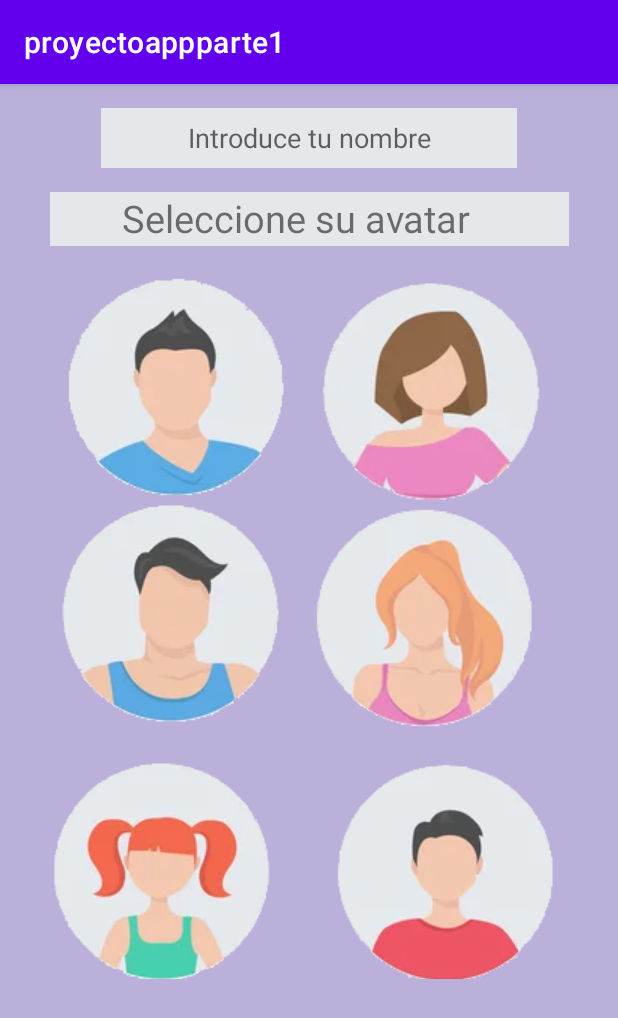
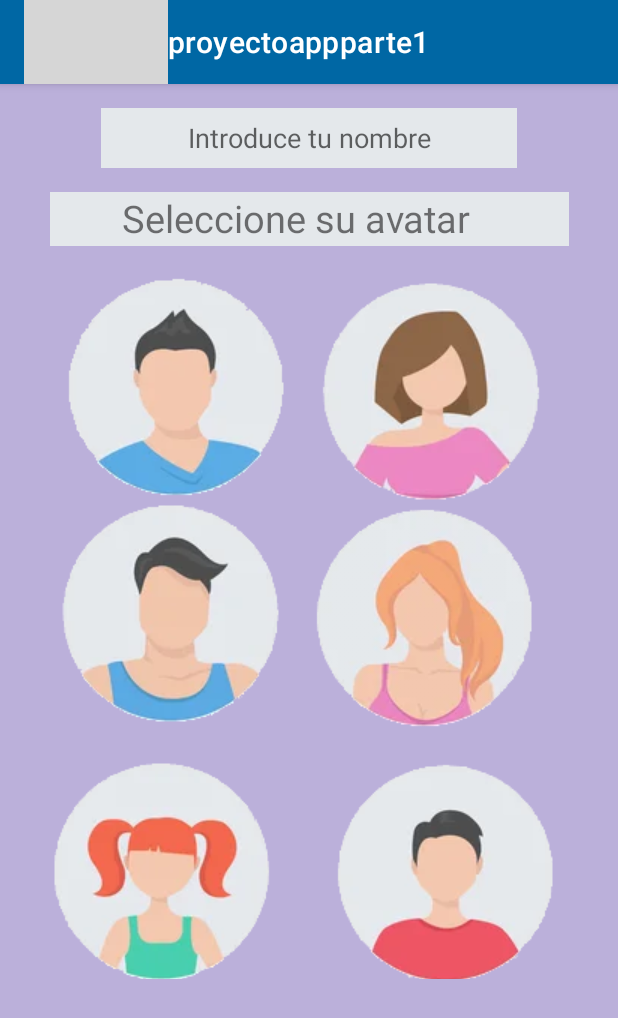
Before and after one commit to asta24/proyectoappparte1, an Android app: the screen it shows after launch (MainActivity), on a phone screen of 412 x 824 dp. Shown: the top 1018 px of the screen. Run offline under Robolectric (Android 15) with nearby library versions, the phone set to English and light mode, and no system bars; grey boxes are pictures that could not be loaded.

Commit message:
logo y otras cosas

```diff
--- a/app/src/main/AndroidManifest.xml
+++ b/app/src/main/AndroidManifest.xml
@@ -6,7 +6,7 @@
         android:allowBackup="true"
         android:dataExtractionRules="@xml/data_extraction_rules"
         android:fullBackupContent="@xml/backup_rules"
-        android:icon="@mipmap/ic_launcher"
+        android:icon="@mipmap/ic_launchermamado"
         android:label="@string/app_name"
         android:supportsRtl="true"
         android:theme="@style/Theme.Proyectoappparte1"
--- a/app/src/main/java/com/example/proyectoappparte1/MainActivity.java
+++ b/app/src/main/java/com/example/proyectoappparte1/MainActivity.java
@@ -24,6 +24,8 @@ public class MainActivity extends AppCompatActivity {
         btn_avatar5 = (ImageButton) findViewById(R.id.btn_avatar5);
         btn_avatar6 = (ImageButton) findViewById(R.id.btn_avatar6);
         et_usuario = (EditText) findViewById(R.id.et_usuario);
+        getSupportActionBar().setDisplayShowHomeEnabled(true);
+        getSupportActionBar().setIcon(R.mipmap.ic_launchermamado);
     }
     public void usuario1 (View view){
         Intent i = new Intent(this, MenuPrincipal. class);
--- a/app/src/main/res/values/colors.xml
+++ b/app/src/main/res/values/colors.xml
@@ -1,9 +1,9 @@
 <?xml version="1.0" encoding="utf-8"?>
 <resources>
     <color name="purple_200">#FFBB86FC</color>
-    <color name="purple_500">#FF6200EE</color>
-    <color name="purple_700">#FF3700B3</color>
-    <color name="teal_200">#FF03DAC5</color>
+    <color name="purple_500">#0067a4</color>#9985CF
+    <color name="purple_700">#004b77</color>87cfed
+    <color name="teal_200">#FF03DAC5</color>0067a4
     <color name="teal_700">#FF018786</color>
     <color name="black">#FF000000</color>
     <color name="white">#FFFFFFFF</color>
--- a/app/src/main/res/values/strings.xml
+++ b/app/src/main/res/values/strings.xml
@@ -1,5 +1,8 @@
 <resources>
     <string name="app_name">proyectoappparte1</string>
     <string name="et_usuario">             Introduce tu nombre</string>
-    <string name="et_usuario2">Introduce tu nombre</string>
+    <string name="item1">Rutinas adiccionales </string>
+    <string name="item2">Alimentación</string>
+    <string name="item3">Estiramientos</string>
+    <string name="item4">Noticias</string>
 </resources>
```
Also changed, not shown: app/src/main/java/com/example/proyectoappparte1/MenuPrincipal.java (+32 -0 lines), app/src/main/res/menu/overflow.xml (+15 -1 lines), app/src/main/res/drawable/logomamado.png (added), app/src/main/res/mipmap-hdpi/ic_launchermamado_background.png (added), app/src/main/res/mipmap-mdpi/ic_launchermamado_background.png (added), app/src/main/res/mipmap-xhdpi/ic_launchermamado_background.png (added), app/src/main/res/mipmap-xxhdpi/ic_launchermamado_background.png (added), app/src/main/res/mipmap-xxxhdpi/ic_launchermamado_background.png (added).
